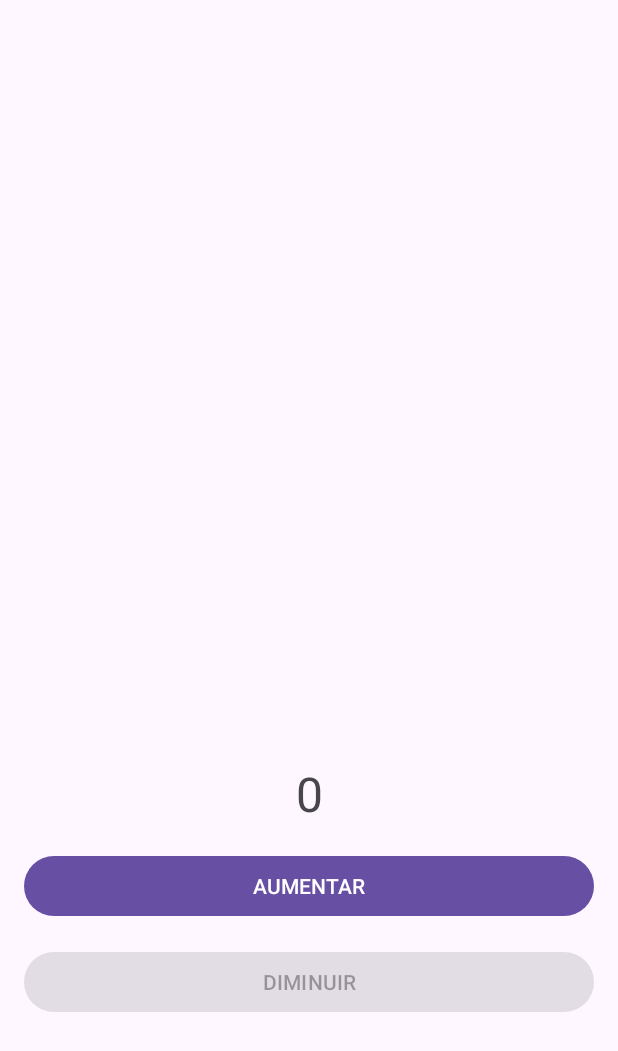
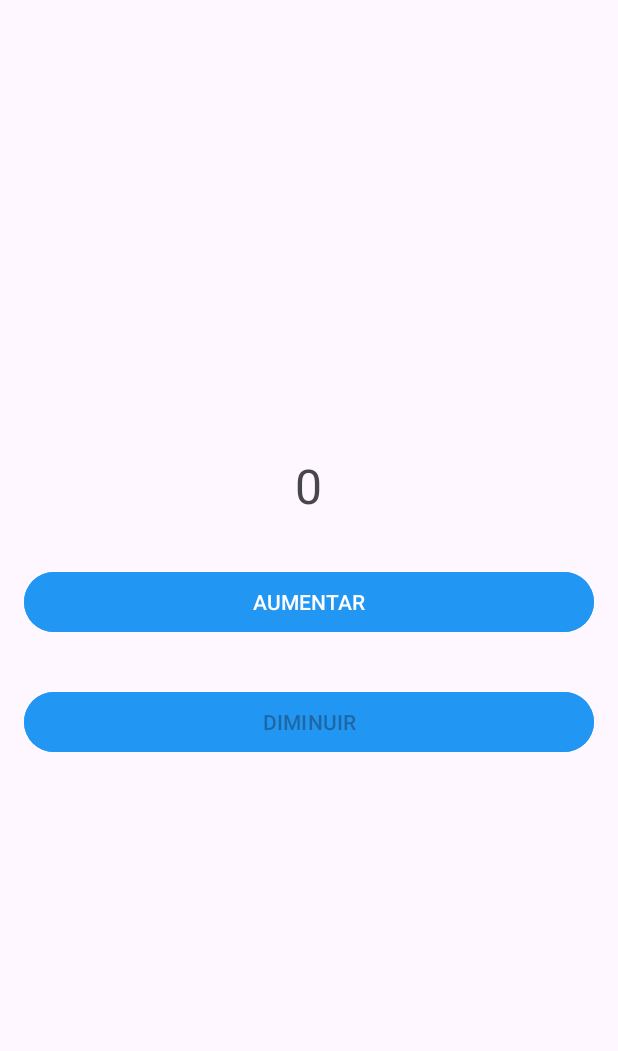
Before and after one commit to gabiosfc/My-Contador-JAVA, an Android app: the screen it shows after launch (MainActivity), on a phone screen of 412 x 824 dp. Shown: the top 1051 px of the screen. Run offline under Robolectric (Android 15) with nearby library versions, the phone set to English and light mode, and no system bars.

Commit message:
Ajustes de layuot

```diff
--- a/app/src/main/java/com/example/mycontadorjava/MainActivity.java
+++ b/app/src/main/java/com/example/mycontadorjava/MainActivity.java
@@ -4,11 +4,7 @@ import android.os.Bundle;
 import android.widget.Button;
 import android.widget.TextView;
 
-import androidx.activity.EdgeToEdge;
 import androidx.appcompat.app.AppCompatActivity;
-import androidx.core.graphics.Insets;
-import androidx.core.view.ViewCompat;
-import androidx.core.view.WindowInsetsCompat;
 
 public class MainActivity extends AppCompatActivity {
 
@@ -17,18 +13,12 @@ public class MainActivity extends AppCompatActivity {
     @Override
     protected void onCreate(Bundle savedInstanceState) {
         super.onCreate(savedInstanceState);
-        EdgeToEdge.enable(this);
         setContentView(R.layout.activity_main);
-        ViewCompat.setOnApplyWindowInsetsListener(findViewById(R.id.main), (v, insets) -> {
-            Insets systemBars = insets.getInsets(WindowInsetsCompat.Type.systemBars());
-            v.setPadding(systemBars.left, systemBars.top, systemBars.right, systemBars.bottom);
-            return insets;
-        });
 
         // Referências aos elementos do layout
         TextView textContador = findViewById(R.id.textView);
         Button btnAumentar = findViewById(R.id.activity_main_btn_aumentar);
-        Button btnDiminuir = findViewById(R.id.ativity_main_btn_diminuir);
+        Button btnDiminuir = findViewById(R.id.activity_main_btn_diminuir);
 
         // Inicializa o valor do contador na TextView
         textContador.setText(String.valueOf(contador));
--- a/app/src/main/res/layout/activity_main.xml
+++ b/app/src/main/res/layout/activity_main.xml
@@ -1,11 +1,16 @@
 <?xml version="1.0" encoding="utf-8"?>
-<androidx.constraintlayout.widget.ConstraintLayout xmlns:android="http://schemas.android.com/apk/res/android"
-    xmlns:app="http://schemas.android.com/apk/res-auto"
+<RelativeLayout xmlns:android="http://schemas.android.com/apk/res/android"
     xmlns:tools="http://schemas.android.com/tools"
     android:id="@+id/main"
     android:layout_width="match_parent"
     android:layout_height="match_parent"
     tools:context=".MainActivity">
+
+    <LinearLayout
+        android:layout_width="match_parent"
+        android:layout_height="wrap_content"
+        android:layout_centerInParent="true"
+        android:orientation="vertical">
 
         <TextView
             android:id="@+id/textView"
@@ -13,32 +18,29 @@
             android:layout_height="wrap_content"
             android:text="@string/text"
             android:textSize="32sp"
-        app:layout_constraintVertical_bias=".65"
-        app:layout_constraintBottom_toBottomOf="parent"
-        app:layout_constraintEnd_toEndOf="parent"
-        app:layout_constraintStart_toStartOf="parent"
-        app:layout_constraintTop_toTopOf="parent" />
+            android:layout_gravity="center_horizontal"
+            android:layout_marginBottom="16dp"
+            />
 
         <Button
             android:id="@+id/activity_main_btn_aumentar"
-        android:layout_width="0dp"
+            android:layout_width="match_parent"
             android:layout_height="wrap_content"
             android:layout_margin="16dp"
             android:padding="8dp"
             android:text="@string/btn_aumentar_name"
-        app:layout_constraintEnd_toEndOf="@+id/main"
-        app:layout_constraintStart_toStartOf="parent"
-        app:layout_constraintTop_toBottomOf="@+id/textView" />
+            android:backgroundTint="@color/button_blue"
+            />
 
         <Button
-        android:id="@+id/ativity_main_btn_diminuir"
-        android:layout_width="0dp"
+            android:id="@+id/activity_main_btn_diminuir"
+            android:layout_width="match_parent"
             android:layout_height="wrap_content"
             android:layout_margin="16dp"
             android:padding="8dp"
             android:text="@string/btn_diminuir_name"
-        app:layout_constraintEnd_toEndOf="@+id/main"
-        app:layout_constraintStart_toStartOf="parent"
-        app:layout_constraintTop_toBottomOf="@+id/activity_main_btn_aumentar" />
+            android:backgroundTint="@color/button_blue"
+            />
+    </LinearLayout>
 
-</androidx.constraintlayout.widget.ConstraintLayout>
+</RelativeLayout>
--- a/app/src/main/res/values/colors.xml
+++ b/app/src/main/res/values/colors.xml
@@ -2,4 +2,5 @@
 <resources>
     <color name="black">#FF000000</color>
     <color name="white">#FFFFFFFF</color>
+    <color name="button_blue">#2196F3</color>
 </resources>
```
Also changed, not shown: 2 other files. Lines whose indentation alone changed are shown as unchanged.
